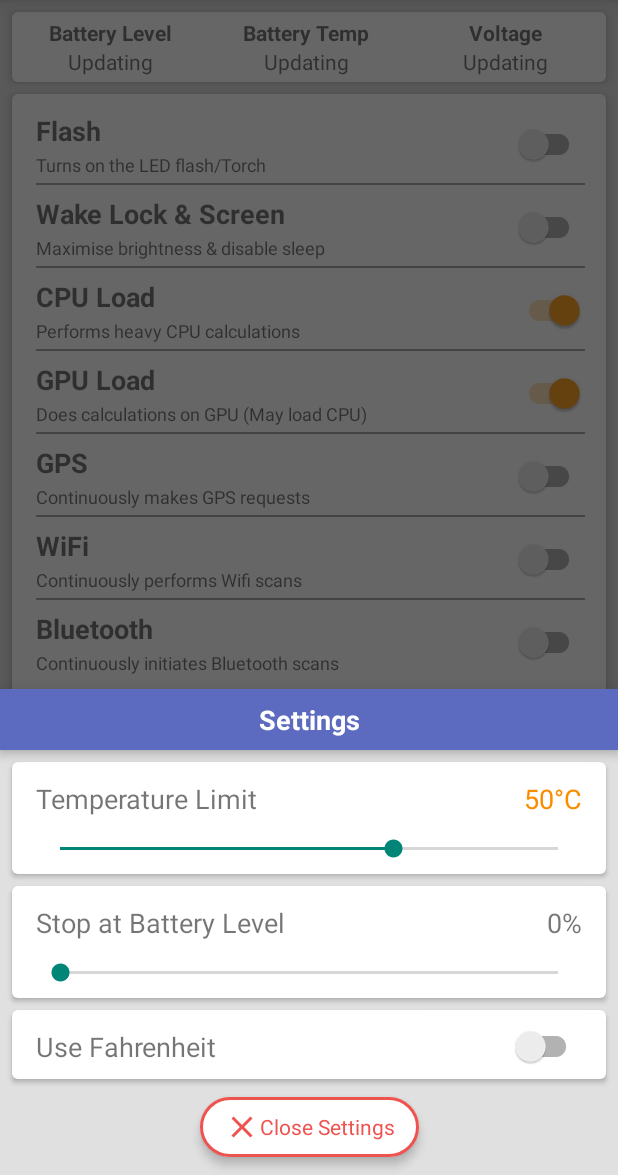
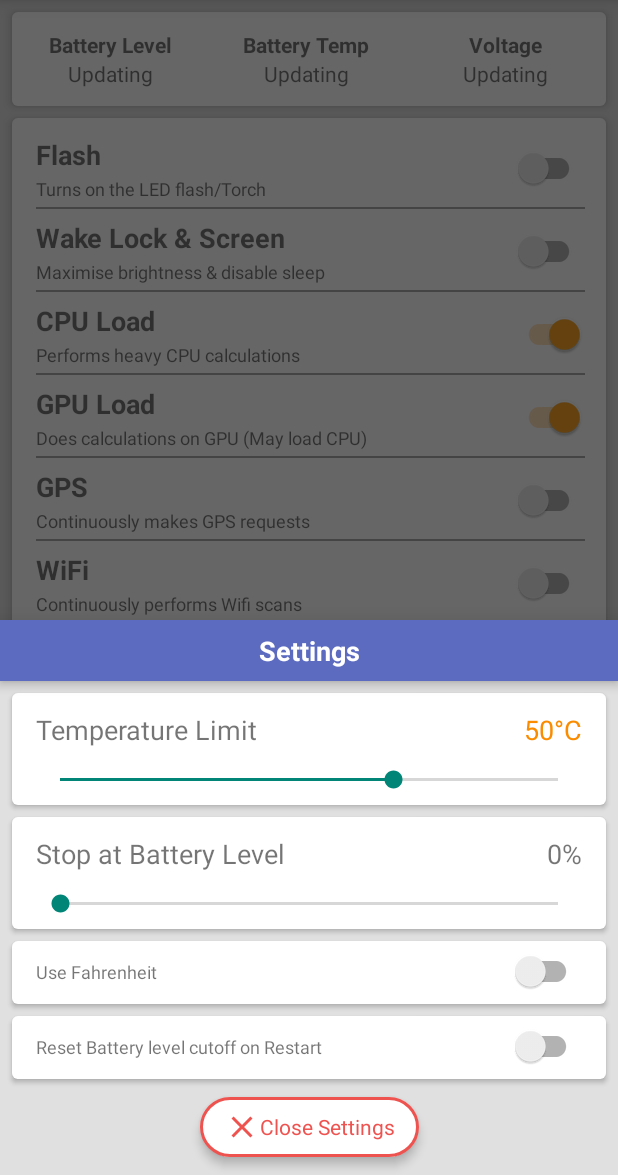
Before and after one commit to JasonKSLoh/GenericBatteryDrainer, an Android app: the screen it shows after launch (MainActivity), after a tap on "Settings Button", on a phone screen of 412 x 824 dp, the part 61-1236 px from its top. Run offline under Robolectric (Android 15) with nearby library versions, the phone set to English and light mode, and no system bars; our stand-ins replace RxJava; libraries missing offline, so code that uses them is left out: android.support.v8.

Commit message:
- Updated Metadata - Added option to AutoReset battery limit on app restart

```diff
--- a/app/src/main/java/com/lohjason/genericbatterydrainer/MainApp.java
+++ b/app/src/main/java/com/lohjason/genericbatterydrainer/MainApp.java
@@ -19,15 +19,23 @@ public class MainApp extends Application {
         RxJavaPlugins.setErrorHandler(e -> {
             Logg.e("RxJavaError", e.getMessage(), e);
         });
+        applySettings();
+    }
+
+    private void applySettings(){
         if(!SharedPrefsUtils.getHasInitialized(this)){
             initializeSettings();
+        }
+        if (SharedPrefsUtils.getResetLevelOnRestart(this)){
+            SharedPrefsUtils.setLevelLimit(this, 0);
         }
     }
 
     private void initializeSettings(){
-        SharedPrefsUtils.setUsesFahrenheit(this, false);
         SharedPrefsUtils.setTempLimit(this, 50);
         SharedPrefsUtils.setLevelLimit(this, 0);
+        SharedPrefsUtils.setUsesFahrenheit(this, false);
+        SharedPrefsUtils.setResetLevelOnRestart(this, false);
         SharedPrefsUtils.setSwitchStates(this,
                                          false,
                                          false,
--- a/app/src/main/java/com/lohjason/genericbatterydrainer/ui/SettingsDialogFragment.java
+++ b/app/src/main/java/com/lohjason/genericbatterydrainer/ui/SettingsDialogFragment.java
@@ -37,6 +37,7 @@ public class SettingsDialogFragment extends BottomSheetDialogFragment {
     SeekBar      seekBarTemp;
     SeekBar      seekBarLevel;
     SwitchCompat switchUseFahrenheit;
+    SwitchCompat switchResetLevel;
     TextView     tvCloseSettings;
 
     private MainViewModel mainViewModel;
@@ -120,10 +121,14 @@ public class SettingsDialogFragment extends BottomSheetDialogFragment {
         seekBarTemp = view.findViewById(R.id.seekbar_settings_battery_temp);
         seekBarLevel = view.findViewById(R.id.seekbar_settings_battery_level);
         switchUseFahrenheit = view.findViewById(R.id.switch_use_fahrenheit);
+        switchResetLevel = view.findViewById(R.id.switch_reset_level);
         tvCloseSettings = view.findViewById(R.id.tv_close_settings);
 
         if (SharedPrefsUtils.getUsesFahrenheit(requireContext())) {
             switchUseFahrenheit.setChecked(true);
+        }
+        if (SharedPrefsUtils.getResetLevelOnRestart(requireContext())){
+            switchResetLevel.setChecked(true);
         }
 
         seekBarTemp.setOnSeekBarChangeListener(new SeekBar.OnSeekBarChangeListener() {
@@ -163,6 +168,10 @@ public class SettingsDialogFragment extends BottomSheetDialogFragment {
 
         switchUseFahrenheit.setOnCheckedChangeListener((buttonView, isChecked) -> {
             settingsViewModel.setUsesFahrenheit(isChecked);
+        });
+
+        switchResetLevel.setOnCheckedChangeListener((buttonView, isChecked) -> {
+            SharedPrefsUtils.setResetLevelOnRestart(requireContext(), isChecked);
         });
 
         tvCloseSettings.setOnClickListener(v -> dismiss());
--- a/app/src/main/java/com/lohjason/genericbatterydrainer/utils/SharedPrefsUtils.java
+++ b/app/src/main/java/com/lohjason/genericbatterydrainer/utils/SharedPrefsUtils.java
@@ -14,10 +14,11 @@ import com.lohjason.genericbatterydrainer.ui.SettingsDialogFragment;
  */
 public class SharedPrefsUtils {
 
-    private static final String KEY_SHUTOFF_TEMP = "key_shutoff_temp";
-    private static final String KEY_SHUTOFF_LEVEL = "key_shutoff_level";
+    private static final String KEY_SHUTOFF_TEMP    = "key_shutoff_temp";
+    private static final String KEY_SHUTOFF_LEVEL   = "key_shutoff_level";
     private static final String KEY_USES_FAHRENHEIT = "key_uses_fahrenheit";
     private static final String KEY_HAS_INITIALIZED = "key_has_initialized";
+    private static final String KEY_RESET_LEVEL     = "key_reset_level";
 
     public static void setSwitchStates(Context context,
                                        boolean useFlash,
@@ -26,9 +27,9 @@ public class SharedPrefsUtils {
                                        boolean useGpu,
                                        boolean useLocation,
                                        boolean useWifi,
-                                       boolean useBluetooth ){
-        SharedPreferences sharedPreferences = PreferenceManager.getDefaultSharedPreferences(context);
-        SharedPreferences.Editor editor = sharedPreferences.edit();
+                                       boolean useBluetooth) {
+        SharedPreferences        sharedPreferences = PreferenceManager.getDefaultSharedPreferences(context);
+        SharedPreferences.Editor editor            = sharedPreferences.edit();
         editor.putBoolean(DrainForegroundService.KEY_FLASH, useFlash);
         editor.putBoolean(DrainForegroundService.KEY_SCREEN, useScreen);
         editor.putBoolean(DrainForegroundService.KEY_CPU, useCpu);
@@ -39,8 +40,8 @@ public class SharedPrefsUtils {
         editor.apply();
     }
 
-    public static boolean[] getSwitchStates(Context context){
-        boolean[] switchStates = new boolean[7];
+    public static boolean[] getSwitchStates(Context context) {
+        boolean[]         switchStates      = new boolean[7];
         SharedPreferences sharedPreferences = PreferenceManager.getDefaultSharedPreferences(context);
         switchStates[0] = sharedPreferences.getBoolean(DrainForegroundService.KEY_FLASH, false);
         switchStates[1] = sharedPreferences.getBoolean(DrainForegroundService.KEY_SCREEN, false);
@@ -49,53 +50,67 @@ public class SharedPrefsUtils {
         switchStates[4] = sharedPreferences.getBoolean(DrainForegroundService.KEY_GPS, false);
         switchStates[5] = sharedPreferences.getBoolean(DrainForegroundService.KEY_WIFI, false);
         switchStates[6] = sharedPreferences.getBoolean(DrainForegroundService.KEY_BLUETOOTH, false);
-        return  switchStates;
+        return switchStates;
     }
 
-    public static boolean getHasInitialized(Context context){
+    public static boolean getHasInitialized(Context context) {
         SharedPreferences sharedPreferences = PreferenceManager.getDefaultSharedPreferences(context);
         return sharedPreferences.getBoolean(KEY_HAS_INITIALIZED, false);
     }
 
     @SuppressLint("ApplySharedPref")
-    public static void setHasInitialized(Context context){
-        SharedPreferences sharedPreferences = PreferenceManager.getDefaultSharedPreferences(context);
-        SharedPreferences.Editor editor = sharedPreferences.edit();
+    public static void setHasInitialized(Context context) {
+        SharedPreferences        sharedPreferences = PreferenceManager.getDefaultSharedPreferences(context);
+        SharedPreferences.Editor editor            = sharedPreferences.edit();
         editor.putBoolean(KEY_HAS_INITIALIZED, true);
         editor.commit();
     }
 
-    public static int getTempLimit(Context context){
+    public static int getTempLimit(Context context) {
         SharedPreferences sharedPreferences = PreferenceManager.getDefaultSharedPreferences(context);
-        return sharedPreferences.getInt(KEY_SHUTOFF_TEMP, (int)SettingsDialogFragment.MAX_SAFE_TEMP);
+        return sharedPreferences.getInt(KEY_SHUTOFF_TEMP, (int) SettingsDialogFragment.MAX_SAFE_TEMP);
     }
 
-    public static int getLevelLimit(Context context){
+    public static int getLevelLimit(Context context) {
         SharedPreferences sharedPreferences = PreferenceManager.getDefaultSharedPreferences(context);
         return sharedPreferences.getInt(KEY_SHUTOFF_LEVEL, 0);
     }
 
-    public static void setTempLimit(Context context, int limit){
-        SharedPreferences sharedPreferences = PreferenceManager.getDefaultSharedPreferences(context);
-        SharedPreferences.Editor editor = sharedPreferences.edit();
+    public static void setTempLimit(Context context, int limit) {
+        SharedPreferences        sharedPreferences = PreferenceManager.getDefaultSharedPreferences(context);
+        SharedPreferences.Editor editor            = sharedPreferences.edit();
         editor.putInt(KEY_SHUTOFF_TEMP, limit);
         editor.apply();
     }
-    public static void setLevelLimit(Context context, int limit){
-        SharedPreferences sharedPreferences = PreferenceManager.getDefaultSharedPreferences(context);
-        SharedPreferences.Editor editor = sharedPreferences.edit();
+
+    public static void setLevelLimit(Context context, int limit) {
+        SharedPreferences        sharedPreferences = PreferenceManager.getDefaultSharedPreferences(context);
+        SharedPreferences.Editor editor            = sharedPreferences.edit();
         editor.putInt(KEY_SHUTOFF_LEVEL, limit);
         editor.apply();
     }
-    public static boolean getUsesFahrenheit(Context context){
+
+    public static boolean getUsesFahrenheit(Context context) {
         SharedPreferences sharedPreferences = PreferenceManager.getDefaultSharedPreferences(context);
         return sharedPreferences.getBoolean(KEY_USES_FAHRENHEIT, false);
     }
+
     @SuppressLint("ApplySharedPref")
-    public static void setUsesFahrenheit(Context context, boolean usesFahrenheit){
-        SharedPreferences sharedPreferences = PreferenceManager.getDefaultSharedPreferences(context);
-        SharedPreferences.Editor editor = sharedPreferences.edit();
+    public static void setUsesFahrenheit(Context context, boolean usesFahrenheit) {
+        SharedPreferences        sharedPreferences = PreferenceManager.getDefaultSharedPreferences(context);
+        SharedPreferences.Editor editor            = sharedPreferences.edit();
         editor.putBoolean(KEY_USES_FAHRENHEIT, usesFahrenheit);
         editor.commit();
     }
+
+    public static boolean getResetLevelOnRestart(Context context) {
+        SharedPreferences sharedPreferences = PreferenceManager.getDefaultSharedPreferences(context);
+        return sharedPreferences.getBoolean(KEY_RESET_LEVEL, true);
+    }
+    public static void setResetLevelOnRestart(Context context, boolean resetLevelOnRestart){
+        SharedPreferences        sharedPreferences = PreferenceManager.getDefaultSharedPreferences(context);
+        SharedPreferences.Editor editor            = sharedPreferences.edit();
+        editor.putBoolean(KEY_RESET_LEVEL, resetLevelOnRestart);
+        editor.apply();
+    }
 }
--- a/app/src/main/res/layout/activity_main.xml
+++ b/app/src/main/res/layout/activity_main.xml
@@ -76,8 +76,8 @@
         android:layout_margin="@dimen/margin_card"
         android:background="@drawable/card_background"
         android:elevation="4dp"
-        android:paddingBottom="4dp"
-        android:paddingTop="4dp"
+        android:paddingBottom="12dp"
+        android:paddingTop="12dp"
         app:layout_constraintLeft_toLeftOf="parent"
         app:layout_constraintRight_toRightOf="parent"
         app:layout_constraintTop_toBottomOf="@id/toolbar_main"
--- a/app/src/main/res/layout/fragment_settings_dialog.xml
+++ b/app/src/main/res/layout/fragment_settings_dialog.xml
@@ -127,17 +127,8 @@
             app:layout_constraintTop_toBottomOf="@id/tv_settings_battery_level_off_label"
             />
     </android.support.constraint.ConstraintLayout>
-    <!--<View-->
-    <!--android:background="@android:color/darker_gray"-->
-    <!--android:layout_width="0dp"-->
-    <!--android:layout_height="1dp"-->
-    <!--app:layout_constraintTop_toBottomOf="@id/seekbar_settings_battery_temp"-->
-    <!--app:layout_constraintLeft_toLeftOf="parent"-->
-    <!--app:layout_constraintRight_toRightOf="parent"-->
-    <!--android:layout_marginTop="4dp"-->
-    <!--android:layout_marginLeft="@dimen/margin_label_side"-->
-    <!--android:layout_marginRight="@dimen/margin_label_side"-->
-    <!--/>-->
+
+
 
     <android.support.constraint.ConstraintLayout
         android:id="@+id/settings_container_use_fahrenheit"
@@ -158,7 +149,7 @@
             android:layout_marginLeft="@dimen/margin_label_side"
             android:layout_marginTop="@dimen/margin_label_top"
             android:text="@string/use_fahrenheit"
-            android:textSize="@dimen/switch_title_text_size"
+            android:textSize="@dimen/switch_subtitle_text_size"
             app:layout_constraintLeft_toLeftOf="parent"
             app:layout_constraintTop_toTopOf="parent"
             />
@@ -175,7 +166,41 @@
 
     </android.support.constraint.ConstraintLayout>
 
+    <android.support.constraint.ConstraintLayout
+        android:id="@+id/settings_container_reset_level"
+        android:layout_width="match_parent"
+        android:layout_height="wrap_content"
+        android:layout_margin="@dimen/margin_card"
+        android:background="@drawable/card_background"
+        android:elevation="@dimen/elevation_card_settings"
+        android:paddingBottom="8dp"
+        app:layout_constraintLeft_toLeftOf="parent"
+        app:layout_constraintRight_toRightOf="parent"
+        app:layout_constraintTop_toBottomOf="@id/settings_container_use_fahrenheit"
+        >
+        <TextView
+            android:id="@+id/tv_reset_level"
+            android:layout_width="wrap_content"
+            android:layout_height="wrap_content"
+            android:layout_marginLeft="@dimen/margin_label_side"
+            android:layout_marginTop="@dimen/margin_label_top"
+            android:text="Reset Battery level cutoff on Restart"
+            android:textSize="@dimen/switch_subtitle_text_size"
+            app:layout_constraintLeft_toLeftOf="parent"
+            app:layout_constraintTop_toTopOf="parent"
+            />
 
+        <android.support.v7.widget.SwitchCompat
+            android:id="@+id/switch_reset_level"
+            android:layout_width="wrap_content"
+            android:layout_height="wrap_content"
+            android:layout_marginRight="@dimen/margin_label_side"
+            app:layout_constraintBottom_toBottomOf="@id/tv_reset_level"
+            app:layout_constraintRight_toRightOf="parent"
+            app:layout_constraintTop_toTopOf="@id/tv_reset_level"
+            />
+
+    </android.support.constraint.ConstraintLayout>
 
     <TextView
         android:id="@+id/tv_close_settings"
@@ -199,6 +224,6 @@
         app:layout_constraintBottom_toBottomOf="parent"
         app:layout_constraintLeft_toLeftOf="parent"
         app:layout_constraintRight_toRightOf="parent"
-        app:layout_constraintTop_toBottomOf="@id/settings_container_use_fahrenheit"
+        app:layout_constraintTop_toBottomOf="@id/settings_container_reset_level"
         />
 </android.support.constraint.ConstraintLayout>
```
Also changed, not shown: app/src/main/AndroidManifest.xml (+2 -5 lines), app/src/main/java/com/lohjason/genericbatterydrainer/utils/DialogUtils.java (+8 -1 lines), app/src/main/res/values/colors.xml (+9 -9 lines), app/src/main/res/values/strings.xml (+6 -6 lines).
